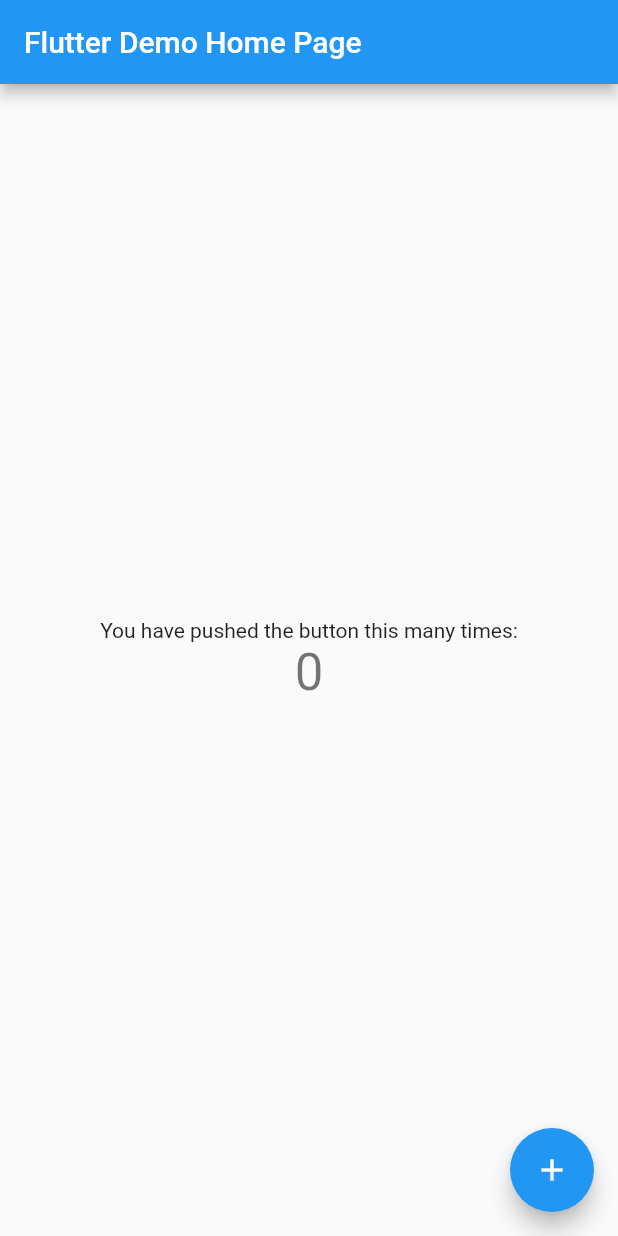
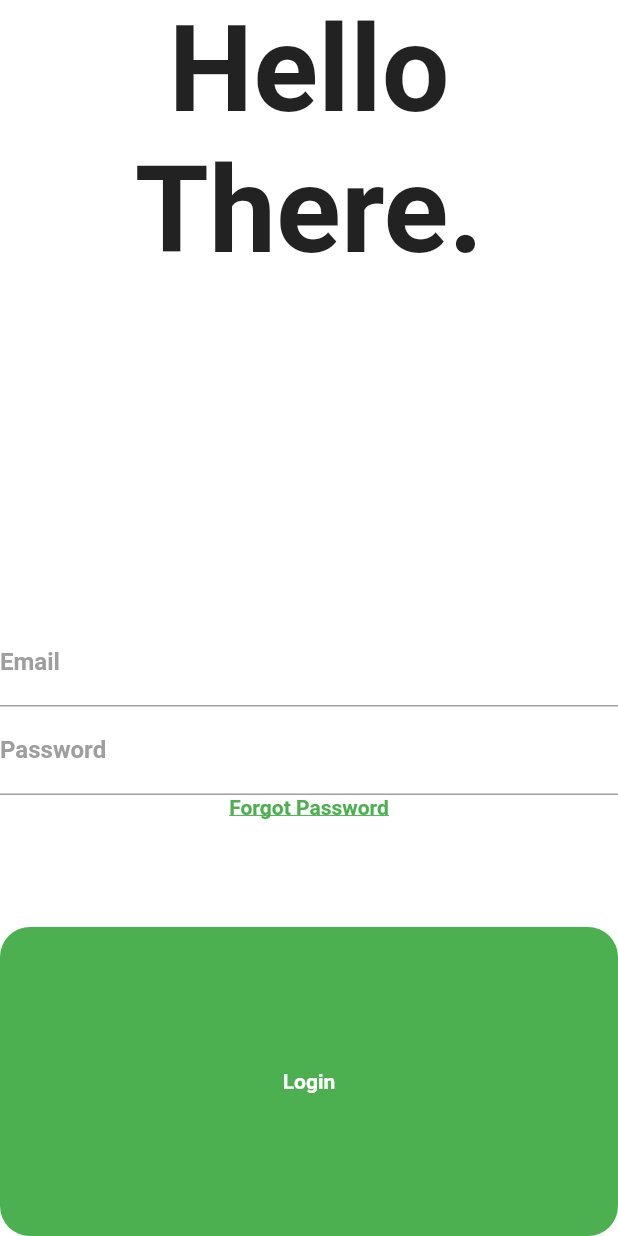
Before and after one commit to mukeshlraj/flutter, a Flutter app: the screen it shows after launch, on a phone screen of 412 x 824 dp. Run offline on Flutter 3.47's test engine with Material 2 defaults, Android fonts, the phone set to English and light mode, and no system bars.

Commit message:
Login base code without alignments

```diff
--- /dev/null
+++ b/lib/login.dart
@@ -0,0 +1,109 @@
+import 'package:flutter/material.dart';
+
+class LoginPage extends StatefulWidget {
+  @override
+  _LoginPageState createState() => _LoginPageState();
+}
+
+class _LoginPageState extends State<LoginPage> {
+  @override
+  Widget build(BuildContext context) {
+    return Scaffold(
+        body: Column(
+      children: <Widget>[
+        //Hello
+        //There.
+        //Text
+        Flexible(
+          flex: 2,
+          child: Column(
+            children: <Widget>[
+              Flexible(
+                flex: 1,
+                child: Container(
+                  child: Text(
+                    'Hello',
+                    style:
+                        TextStyle(fontSize: 80.0, fontWeight: FontWeight.bold),
+                  ),
+                ),
+              ),
+              Flexible(
+                flex: 1,
+                child: Container(
+                  child: Text(
+                    'There.',
+                    style:
+                        TextStyle(fontSize: 80.0, fontWeight: FontWeight.bold),
+                  ),
+                ),
+              )
+            ],
+          ),
+        ),
+        //Email
+        //Password
+        //Fields
+        Flexible(
+          flex: 1,
+          child: Column(children: <Widget>[
+            Flexible(
+                flex: 1,
+                child: TextField(
+                  decoration: InputDecoration(
+                      labelText: 'Email',
+                      labelStyle: TextStyle(
+                          fontWeight: FontWeight.bold, color: Colors.grey),
+                      focusedBorder: UnderlineInputBorder(
+                          borderSide: BorderSide(color: Colors.green))),
+                )),
+            Flexible(
+                flex: 1,
+                child: TextField(
+                  decoration: InputDecoration(
+                      labelText: 'Password',
+                      labelStyle: TextStyle(
+                          fontWeight: FontWeight.bold, color: Colors.grey),
+                      focusedBorder: UnderlineInputBorder(
+                          borderSide: BorderSide(color: Colors.green))),
+                )),
+            Flexible(
+              flex: 1,
+              child: InkWell(
+                child: Text(
+                  'Forgot Password',
+                  style: TextStyle(
+                      color: Colors.green,
+                      fontWeight: FontWeight.bold,
+                      decoration: TextDecoration.underline),
+                ),
+              ),
+            )
+          ]),
+        ),
+
+        Flexible(
+          flex: 1,
+          child: Column(children: <Widget>[
+            Flexible(
+                flex: 1,
+                child: Material(
+                  borderRadius: BorderRadius.circular(20.0),
+                  color: Colors.green,
+                  child: GestureDetector(
+                    onTap: () {},
+                    child: Center(
+                      child: Text(
+                        'Login',
+                        style: TextStyle(
+                            color: Colors.white, fontWeight: FontWeight.bold),
+                      ),
+                    ),
+                  ),
+                )),
+          ]),
+        ),
+      ],
+    ));
+  }
+}
--- a/lib/main.dart
+++ b/lib/main.dart
@@ -1,4 +1,5 @@
 import 'package:flutter/material.dart';
+import 'package:login/login.dart';
 
 void main() {
   runApp(MyApp());
@@ -9,109 +10,11 @@ class MyApp extends StatelessWidget {
   @override
   Widget build(BuildContext context) {
     return MaterialApp(
-      title: 'Flutter Demo',
+      debugShowCheckedModeBanner: false,
       theme: ThemeData(
-        // This is the theme of your application.
-        //
-        // Try running your application with "flutter run". You'll see the
-        // application has a blue toolbar. Then, without quitting the app, try
-        // changing the primarySwatch below to Colors.green and then invoke
-        // "hot reload" (press "r" in the console where you ran "flutter run",
-        // or simply save your changes to "hot reload" in a Flutter IDE).
-        // Notice that the counter didn't reset back to zero; the application
-        // is not restarted.
-        primarySwatch: Colors.blue,
-        // This makes the visual density adapt to the platform that you run
-        // the app on. For desktop platforms, the controls will be smaller and
-        // closer together (more dense) than on mobile platforms.
-        visualDensity: VisualDensity.adaptivePlatformDensity,
+        scaffoldBackgroundColor: Colors.white,
       ),
-      home: MyHomePage(title: 'Flutter Demo Home Page'),
+      home: LoginPage(),
     );
   }
 }
-
-class MyHomePage extends StatefulWidget {
-  MyHomePage({Key key, this.title}) : super(key: key);
-
-  // This widget is the home page of your application. It is stateful, meaning
-  // that it has a State object (defined below) that contains fields that affect
-  // how it looks.
-
-  // This class is the configuration for the state. It holds the values (in this
-  // case the title) provided by the parent (in this case the App widget) and
-  // used by the build method of the State. Fields in a Widget subclass are
-  // always marked "final".
-
-  final String title;
-
-  @override
-  _MyHomePageState createState() => _MyHomePageState();
-}
-
-class _MyHomePageState extends State<MyHomePage> {
-  int _counter = 0;
-
-  void _incrementCounter() {
-    setState(() {
-      // This call to setState tells the Flutter framework that something has
-      // changed in this State, which causes it to rerun the build method below
-      // so that the display can reflect the updated values. If we changed
-      // _counter without calling setState(), then the build method would not be
-      // called again, and so nothing would appear to happen.
-      _counter++;
-    });
-  }
-
-  @override
-  Widget build(BuildContext context) {
-    // This method is rerun every time setState is called, for instance as done
-    // by the _incrementCounter method above.
-    //
-    // The Flutter framework has been optimized to make rerunning build methods
-    // fast, so that you can just rebuild anything that needs updating rather
-    // than having to individually change instances of widgets.
-    return Scaffold(
-      appBar: AppBar(
-        // Here we take the value from the MyHomePage object that was created by
-        // the App.build method, and use it to set our appbar title.
-        title: Text(widget.title),
-      ),
-      body: Center(
-        // Center is a layout widget. It takes a single child and positions it
-        // in the middle of the parent.
-        child: Column(
-          // Column is also a layout widget. It takes a list of children and
-          // arranges them vertically. By default, it sizes itself to fit its
-          // children horizontally, and tries to be as tall as its parent.
-          //
-          // Invoke "debug painting" (press "p" in the console, choose the
-          // "Toggle Debug Paint" action from the Flutter Inspector in Android
-          // Studio, or the "Toggle Debug Paint" command in Visual Studio Code)
-          // to see the wireframe for each widget.
-          //
-          // Column has various properties to control how it sizes itself and
-          // how it positions its children. Here we use mainAxisAlignment to
-          // center the children vertically; the main axis here is the vertical
-          // axis because Columns are vertical (the cross axis would be
-          // horizontal).
-          mainAxisAlignment: MainAxisAlignment.center,
-          children: <Widget>[
-            Text(
-              'You have pushed the button this many times:',
-            ),
-            Text(
-              '$_counter',
-              style: Theme.of(context).textTheme.headline4,
-            ),
-          ],
-        ),
-      ),
-      floatingActionButton: FloatingActionButton(
-        onPressed: _incrementCounter,
-        tooltip: 'Increment',
-        child: Icon(Icons.add),
-      ), // This trailing comma makes auto-formatting nicer for build methods.
-    );
-  }
-}
```
Also changed, not shown: 1 other file.
